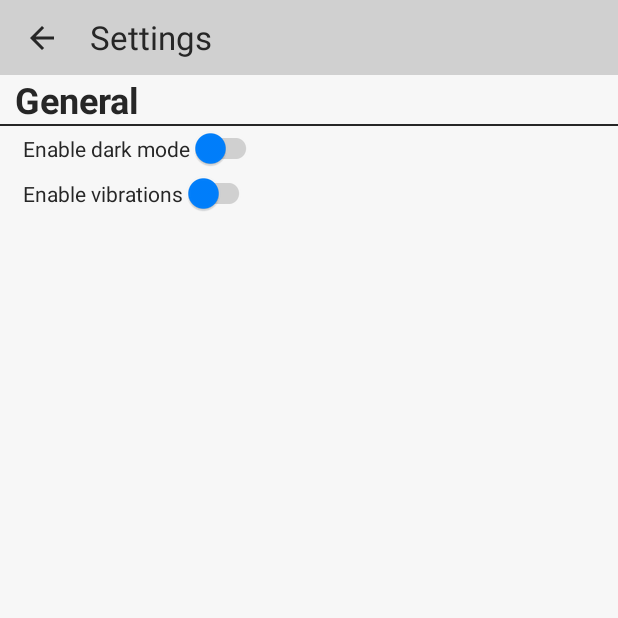
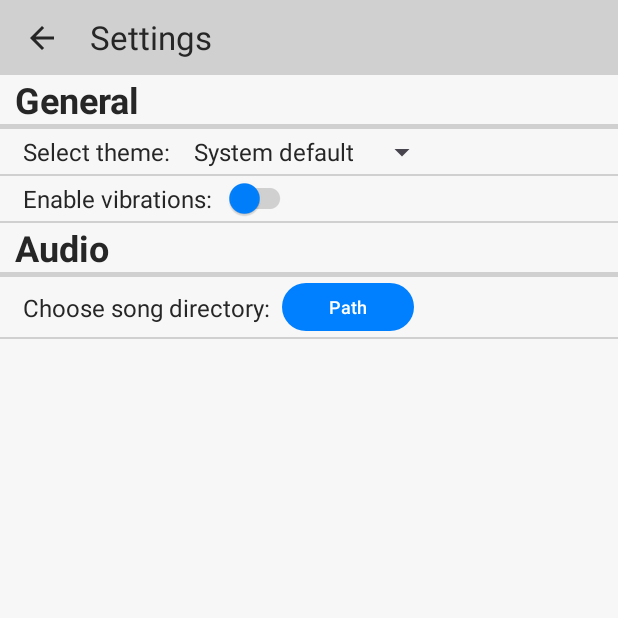
Before and after one commit to srichards43/audio-mixing-app, an Android app: the SettingsActivity screen opened directly, with no data from a screen before it, on a phone screen of 412 x 824 dp, the top half of it. Run offline under Robolectric (Android 15) with nearby library versions, the phone set to English and light mode, and no system bars.

Commit message:
Toggleable theme and saved preferences

```diff
--- a/app/src/main/java/com/example/audiomixer/activities/MainActivity.java
+++ b/app/src/main/java/com/example/audiomixer/activities/MainActivity.java
@@ -14,6 +14,7 @@ import androidx.viewpager2.widget.ViewPager2;
 
 import com.example.audiomixer.R;
 import com.example.audiomixer.adapters.PagerAdapter;
+import com.example.audiomixer.utils.AppPreferences;
 import com.google.android.material.tabs.TabLayout;
 import com.google.android.material.tabs.TabLayoutMediator;
 
@@ -52,6 +53,8 @@ public class MainActivity extends AppCompatActivity {
 
     @Override
     protected void onCreate(Bundle savedInstanceState) {
+        AppPreferences.applyTheme(this);
+
         super.onCreate(savedInstanceState);
         EdgeToEdge.enable(this);
         setContentView(R.layout.activity_main);
--- a/app/src/main/java/com/example/audiomixer/activities/SettingsActivity.java
+++ b/app/src/main/java/com/example/audiomixer/activities/SettingsActivity.java
@@ -1,21 +1,49 @@
 package com.example.audiomixer.activities;
 
 import android.os.Bundle;
+import android.view.View;
+import android.widget.AdapterView;
+import android.widget.ArrayAdapter;
+import android.widget.Button;
+import android.widget.Spinner;
 
 import androidx.activity.EdgeToEdge;
 import androidx.appcompat.app.ActionBar;
 import androidx.appcompat.app.AppCompatActivity;
+import androidx.appcompat.widget.SwitchCompat;
 import androidx.core.graphics.Insets;
 import androidx.core.view.ViewCompat;
 import androidx.core.view.WindowInsetsCompat;
 
 import com.example.audiomixer.R;
+import com.example.audiomixer.utils.AppPreferences;
 import com.google.android.material.appbar.MaterialToolbar;
 
 public class SettingsActivity extends AppCompatActivity {
 
+    Spinner themeSpinner;
+    SwitchCompat vibrationSwitch;
+    Button pathButton;
+
+    // Save values to preferences when leaving the activity
+    @Override
+    protected void onPause() {
+        super.onPause();
+
+        int selectedThemeIndex = themeSpinner.getSelectedItemPosition();
+        boolean vibrationEnabled = vibrationSwitch.isChecked();
+
+        getSharedPreferences("AudioMixerPrefs", MODE_PRIVATE)
+                .edit()
+                .putInt("selectedThemeIndex", selectedThemeIndex)
+                .putBoolean("vibrationsEnabled", vibrationEnabled)
+                .apply();
+    }
+
     @Override
     protected void onCreate(Bundle savedInstanceState) {
+        AppPreferences.applyTheme(this);
+
         super.onCreate(savedInstanceState);
         EdgeToEdge.enable(this);
         setContentView(R.layout.activity_settings);
@@ -28,6 +56,42 @@ public class SettingsActivity extends AppCompatActivity {
             actionBar.setDisplayHomeAsUpEnabled(true);
         }
 
+        // Get references to inputs
+        themeSpinner = this.findViewById(R.id.themeSpinner);
+        vibrationSwitch = this.findViewById(R.id.vibrationsSwitch);
+        pathButton = this.findViewById(R.id.songPathButton);
+
+        // Load theme selection spinner
+        ArrayAdapter<CharSequence> adapter = ArrayAdapter.createFromResource(
+                this,
+                R.array.theme_options,
+                android.R.layout.simple_spinner_item
+        );
+        adapter.setDropDownViewResource(android.R.layout.simple_spinner_dropdown_item);
+        themeSpinner.setAdapter(adapter);
+
+        // Set inputs to saved pref values (to avoid getting overridden)
+        int savedThemeIndex = AppPreferences.getThemeIndex(this);
+        themeSpinner.setSelection(savedThemeIndex);
+
+        themeSpinner.setOnItemSelectedListener(new AdapterView.OnItemSelectedListener() {
+            @Override
+            public void onItemSelected(AdapterView<?> parent, View view, int position, long id) {
+                if (position != AppPreferences.getThemeIndex(SettingsActivity.this)) {
+                    AppPreferences.setThemeIndex(SettingsActivity.this, position);
+                    AppPreferences.applyTheme(SettingsActivity.this);
+                    recreate(); // Restart activity to show new theme
+                }
+            }
+
+            @Override
+            public void onNothingSelected(AdapterView<?> parent) {
+
+            }
+
+        });
+
+
         ViewCompat.setOnApplyWindowInsetsListener(findViewById(R.id.main), (v, insets) -> {
             Insets systemBars = insets.getInsets(WindowInsetsCompat.Type.systemBars());
             v.setPadding(systemBars.left, systemBars.top, systemBars.right, systemBars.bottom);
--- /dev/null
+++ b/app/src/main/java/com/example/audiomixer/utils/AppPreferences.java
@@ -0,0 +1,38 @@
+package com.example.audiomixer.utils;
+
+import android.content.Context;
+import android.content.SharedPreferences;
+
+import androidx.appcompat.app.AppCompatDelegate;
+
+import com.example.audiomixer.R;
+
+public class AppPreferences {
+    private static final String PREFS_NAME = "AudioMixerPrefs";
+    private static final String THEME_INDEX_KEY = "theme_index";
+
+    public static int getThemeIndex(Context context) {
+        SharedPreferences prefs = context.getSharedPreferences(PREFS_NAME, Context.MODE_PRIVATE);
+        return prefs.getInt(THEME_INDEX_KEY, 0);
+    }
+
+    public static void setThemeIndex(Context context, int index) {
+        SharedPreferences prefs = context.getSharedPreferences(PREFS_NAME, Context.MODE_PRIVATE);
+        prefs.edit().putInt(THEME_INDEX_KEY, index).apply();
+    }
+
+    public static void applyTheme(Context context) {
+        int index = getThemeIndex(context);
+        switch (index) {
+            case 0:
+                AppCompatDelegate.setDefaultNightMode(AppCompatDelegate.MODE_NIGHT_FOLLOW_SYSTEM);
+                break;
+            case 1:
+                AppCompatDelegate.setDefaultNightMode(AppCompatDelegate.MODE_NIGHT_NO);
+                break;
+            case 2:
+                AppCompatDelegate.setDefaultNightMode(AppCompatDelegate.MODE_NIGHT_YES);
+                break;
+        }
+    }
+}
--- a/app/src/main/res/layout/activity_main.xml
+++ b/app/src/main/res/layout/activity_main.xml
@@ -23,6 +23,6 @@
         android:layout_height="wrap_content"
         app:layout_constraintBottom_toBottomOf="parent"
         app:layout_constraintEnd_toEndOf="parent"
-        app:layout_constraintStart_toStartOf="parent"></com.google.android.material.tabs.TabLayout>
+        app:layout_constraintStart_toStartOf="parent" />
 
 </androidx.constraintlayout.widget.ConstraintLayout>
--- a/app/src/main/res/layout/activity_settings.xml
+++ b/app/src/main/res/layout/activity_settings.xml
@@ -5,7 +5,7 @@
     android:id="@+id/main"
     android:layout_width="match_parent"
     android:layout_height="match_parent"
-    android:background="?android:colorBackground"
+    android:background="?attr/colorSurface"
     tools:context=".activities.SettingsActivity">
 
     <com.google.android.material.appbar.MaterialToolbar
@@ -22,6 +22,7 @@
     <LinearLayout
         android:layout_width="0dp"
         android:layout_height="0dp"
+        android:background="?android:colorBackground"
         android:orientation="vertical"
         app:layout_constraintBottom_toBottomOf="parent"
         app:layout_constraintEnd_toEndOf="parent"
@@ -40,10 +41,10 @@
             android:translationX="0dp" />
 
         <View
-            android:id="@+id/view"
+            android:id="@+id/headingDivider"
             android:layout_width="match_parent"
-            android:layout_height="1dp"
-            android:background="?android:textColorPrimary" />
+            android:layout_height="3dp"
+            android:background="?attr/colorSurface" />
 
         <androidx.constraintlayout.widget.ConstraintLayout
             android:layout_width="match_parent"
@@ -55,22 +56,29 @@
                 android:layout_width="wrap_content"
                 android:layout_height="wrap_content"
                 android:layout_marginStart="5dp"
-                android:text="@string/settings_dark_mode"
+                android:text="@string/settings_theme"
                 android:textColor="?android:textColorPrimary"
+                android:textSize="16sp"
                 app:layout_constraintBottom_toBottomOf="parent"
                 app:layout_constraintStart_toStartOf="parent"
                 app:layout_constraintTop_toTopOf="parent" />
 
-            <androidx.appcompat.widget.SwitchCompat
-                android:id="@+id/darkModeSwitch"
-                android:layout_width="wrap_content"
+            <Spinner
+                android:id="@+id/themeSpinner"
+                android:layout_width="0dp"
                 android:layout_height="wrap_content"
+                android:layout_marginStart="8dp"
                 app:layout_constraintBottom_toBottomOf="parent"
                 app:layout_constraintStart_toEndOf="@+id/textView1"
-                app:layout_constraintTop_toTopOf="parent"
-                app:thumbTint="?attr/colorPrimary"
-                app:trackTint="@color/switch_track_color" />
+                app:layout_constraintTop_toTopOf="parent" />
+
         </androidx.constraintlayout.widget.ConstraintLayout>
+
+        <View
+            android:id="@+id/divider"
+            android:layout_width="match_parent"
+            android:layout_height="1dp"
+            android:background="?attr/colorSurface" />
 
         <androidx.constraintlayout.widget.ConstraintLayout
             android:layout_width="match_parent"
@@ -84,6 +92,7 @@
                 android:layout_marginStart="5dp"
                 android:text="@string/settings_vibrations"
                 android:textColor="?android:textColorPrimary"
+                android:textSize="16sp"
                 app:layout_constraintBottom_toBottomOf="parent"
                 app:layout_constraintStart_toStartOf="parent"
                 app:layout_constraintTop_toTopOf="parent" />
@@ -92,6 +101,7 @@
                 android:id="@+id/vibrationsSwitch"
                 android:layout_width="wrap_content"
                 android:layout_height="wrap_content"
+                android:layout_marginStart="8dp"
                 app:layout_constraintBottom_toBottomOf="parent"
                 app:layout_constraintStart_toEndOf="@+id/textView6"
                 app:layout_constraintTop_toTopOf="parent"
@@ -99,5 +109,68 @@
                 app:trackTint="@color/switch_track_color" />
         </androidx.constraintlayout.widget.ConstraintLayout>
 
+        <View
+            android:id="@+id/divider2"
+            android:layout_width="match_parent"
+            android:layout_height="1dp"
+            android:background="?attr/colorSurface" />
+
+        <TextView
+            android:id="@+id/audioHeader"
+            android:layout_width="match_parent"
+            android:layout_height="wrap_content"
+            android:layout_marginStart="10dp"
+            android:text="@string/settings_audio_h"
+            android:textColor="?android:textColorPrimary"
+            android:textSize="24sp"
+            android:textStyle="bold"
+            android:translationX="0dp" />
+
+        <View
+            android:id="@+id/headingDivider2"
+            android:layout_width="match_parent"
+            android:layout_height="3dp"
+            android:background="?attr/colorSurface" />
+
+        <androidx.constraintlayout.widget.ConstraintLayout
+            android:layout_width="match_parent"
+            android:layout_height="40dp"
+            android:layout_marginStart="10dp">
+
+            <TextView
+                android:id="@+id/textView6"
+                android:layout_width="wrap_content"
+                android:layout_height="wrap_content"
+                android:layout_marginStart="5dp"
+                android:text="@string/settings_song_path"
+                android:textColor="?android:textColorPrimary"
+                android:textSize="16sp"
+                app:layout_constraintBottom_toBottomOf="parent"
+                app:layout_constraintStart_toStartOf="parent"
+                app:layout_constraintTop_toTopOf="parent" />
+
+            <Button
+                android:id="@+id/songPathButton"
+                android:layout_width="wrap_content"
+                android:layout_height="wrap_content"
+                android:layout_marginStart="8dp"
+                android:text="@string/settings_path_button"
+                android:textSize="12dp"
+                app:iconSize="0dp"
+                app:layout_constraintBottom_toBottomOf="parent"
+                app:layout_constraintStart_toEndOf="@+id/textView6"
+                app:layout_constraintTop_toTopOf="parent" />
+
+        </androidx.constraintlayout.widget.ConstraintLayout>
+
+        <View
+            android:id="@+id/divider3"
+            android:layout_width="match_parent"
+            android:layout_height="1dp"
+            android:background="?attr/colorSurface"
+            tools:layout_editor_absoluteX="10dp"
+            tools:layout_editor_absoluteY="183dp" />
+
     </LinearLayout>
+
 </androidx.constraintlayout.widget.ConstraintLayout>
--- a/app/src/main/res/layout/fragment_ambient.xml
+++ b/app/src/main/res/layout/fragment_ambient.xml
@@ -5,12 +5,6 @@
     android:layout_height="match_parent"
     android:background="?android:colorBackground"
     tools:context=".fragments.AmbientFragment">
-
-    <!-- TODO: Update blank fragment layout -->
-    <TextView
-        android:layout_width="match_parent"
-        android:layout_height="match_parent"
-        android:text="@string/hello_blank_fragment" />
 
     <TextView
         android:id="@+id/textView2"
--- a/app/src/main/res/layout/fragment_song.xml
+++ b/app/src/main/res/layout/fragment_song.xml
@@ -5,12 +5,6 @@
     android:layout_height="match_parent"
     android:background="?android:colorBackground"
     tools:context=".fragments.SongFragment">
-
-    <!-- TODO: Update blank fragment layout -->
-    <TextView
-        android:layout_width="match_parent"
-        android:layout_height="match_parent"
-        android:text="@string/hello_blank_fragment" />
 
     <TextView
         android:id="@+id/textView3"
--- a/app/src/main/res/values/strings.xml
+++ b/app/src/main/res/values/strings.xml
@@ -1,14 +1,19 @@
 <resources>
     <string name="app_name">AudioMixer</string>
-    <string name="ambience_button">Ambience page select button</string>
-    <string name="home_button">Home page select button</string>
-    <string name="song_button">Song page select button</string>
     <string name="settings_button">Settings page button</string>
 
     <!--Settings page strings-->
     <string name="settings_general_h">General</string>
-    <string name="settings_dark_mode">Enable dark mode</string>
-    <string name="settings_vibrations">Enable vibrations</string>
-    <!-- TODO: Remove or change this placeholder text -->
-    <string name="hello_blank_fragment">Hello blank fragment</string>
+    <string name="settings_theme">Select theme:</string>
+    <string-array name="theme_options">
+        <item>System default</item>
+        <item>Light mode</item>
+        <item>Dark mode</item>
+    </string-array>
+    <string name="settings_vibrations">Enable vibrations:</string>
+
+    <string name="settings_audio_h">Audio</string>
+    <string name="settings_song_path">Choose song directory:</string>
+    <string name="settings_path_button">Path</string>
+
 </resources>
```
